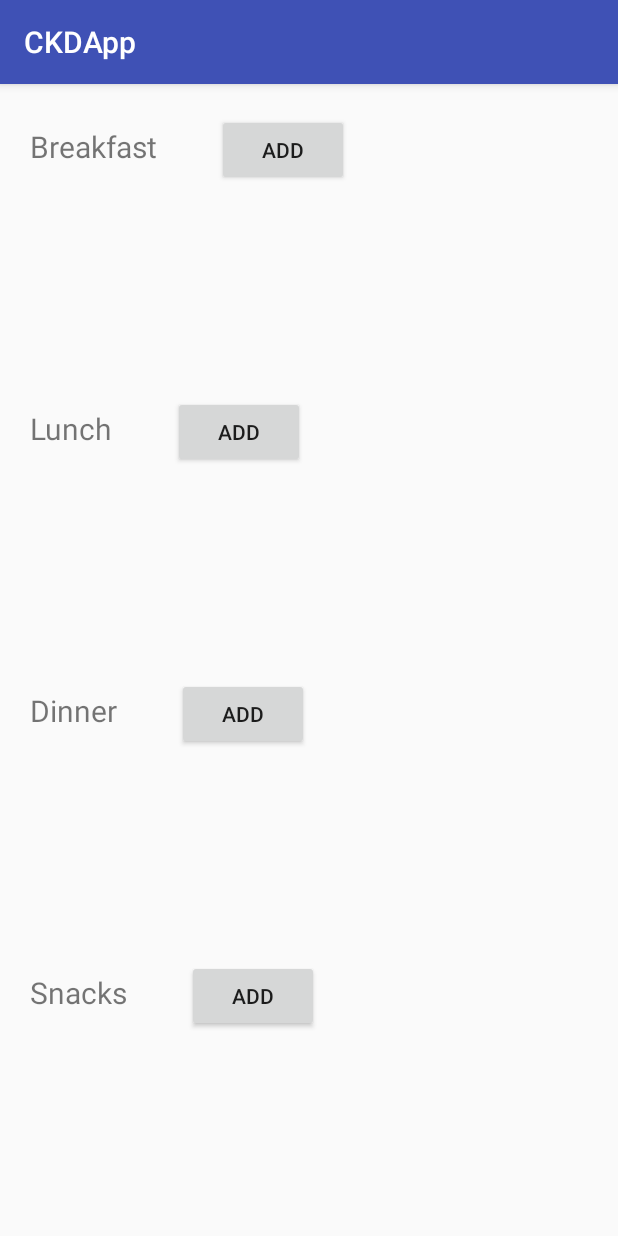
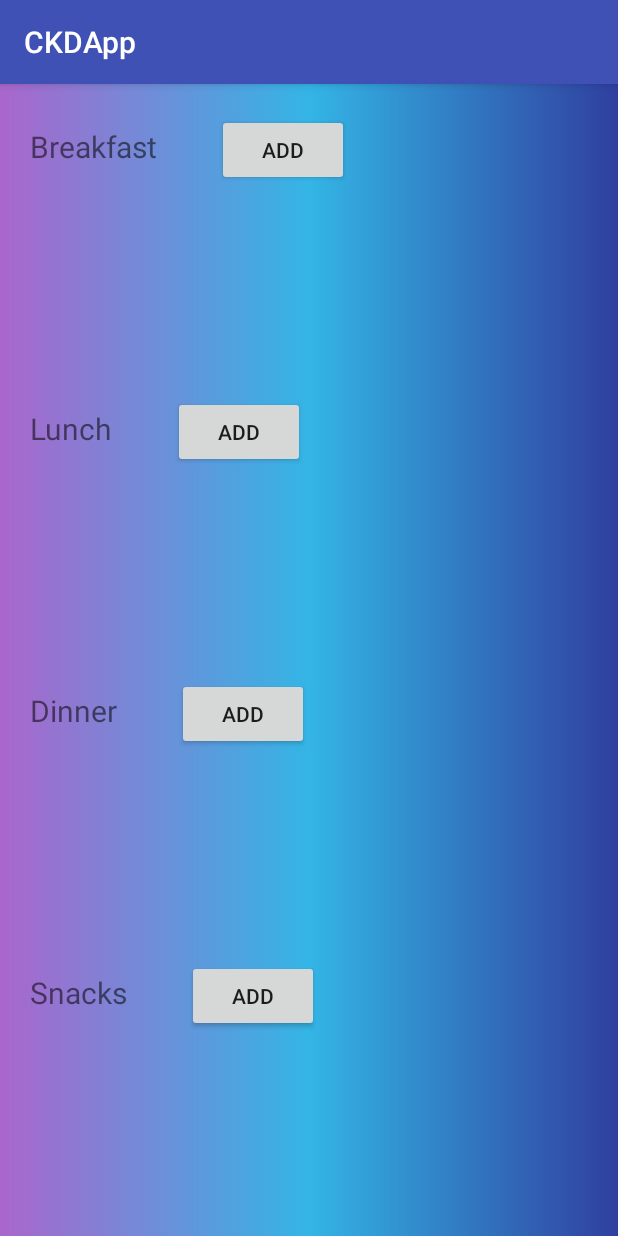
Before and after one commit to rav-singh/CKDApp, an Android app: the Diet screen opened directly, with no data from a screen before it, on a phone screen of 412 x 824 dp. Run offline under Robolectric (Android 15) with nearby library versions, the phone set to English and light mode, and no system bars; our stand-ins replace Firebase (no records; nobody signed in at launch, a user with empty details on screens opened directly).

Commit message:
Entire Diet Page is ScrollView with nestedScrollviews

```diff
--- a/app/src/main/res/layout/activity_diet.xml
+++ b/app/src/main/res/layout/activity_diet.xml
@@ -1,12 +1,15 @@
 <?xml version="1.0" encoding="utf-8"?>
-<LinearLayout
-    xmlns:app="http://schemas.android.com/apk/res-auto"
-    xmlns:tools="http://schemas.android.com/tools"
+<ScrollView
     xmlns:android="http://schemas.android.com/apk/res/android"
     android:layout_width="match_parent"
     android:layout_height="match_parent"
-    tools:context="CKD.Android.Diet"
-    android:orientation="vertical">
+    android:background="@drawable/main_background_gradient">
+
+<LinearLayout
+    android:layout_width="match_parent"
+    android:layout_height="wrap_content"
+    android:orientation="vertical"
+>
 
     <LinearLayout
         android:layout_width="match_parent"
@@ -29,12 +32,18 @@
 
     </LinearLayout>
 
-        <ListView
-            android:id="@+id/Diet_LV_Breakfast"
-            android:layout_width="match_parent"
-            android:layout_height="100dp"
-            android:clickable="false">
-        </ListView>
+    <android.support.v4.widget.NestedScrollView
+        android:layout_width="wrap_content"
+        android:layout_height="100dp">
+
+         <LinearLayout
+             android:id="@+id/Diet_LL_Breakfast"
+             android:layout_width="match_parent"
+             android:layout_height="wrap_content"
+             android:orientation="vertical">
+
+         </LinearLayout>
+    </android.support.v4.widget.NestedScrollView>
 
     <LinearLayout
         android:layout_width="match_parent"
@@ -56,12 +65,19 @@
             android:text="Add" />
     </LinearLayout>
 
-    <ListView
-        android:id="@+id/Diet_LV_Lunch"
-        android:layout_width="match_parent"
-        android:layout_height="100dp"
-        android:clickable="false">
-    </ListView>
+    <android.support.v4.widget.NestedScrollView
+        android:layout_width="wrap_content"
+        android:layout_height="100dp">
+
+        <LinearLayout
+            android:id="@+id/Diet_LL_Lunch"
+            android:layout_width="match_parent"
+            android:layout_height="wrap_content"
+            android:orientation="vertical">
+
+        </LinearLayout>
+    </android.support.v4.widget.NestedScrollView>
+
 
     <LinearLayout
         android:layout_width="match_parent"
@@ -83,12 +99,19 @@
             android:text="Add" />
     </LinearLayout>
 
-    <ListView
-        android:id="@+id/Diet_LV_Dinner"
-        android:layout_width="match_parent"
-        android:layout_height="100dp"
-        android:clickable="false">
-    </ListView>
+    <android.support.v4.widget.NestedScrollView
+        android:layout_width="wrap_content"
+        android:layout_height="100dp">
+
+        <LinearLayout
+            android:id="@+id/Diet_LL_Dinner"
+            android:layout_width="match_parent"
+            android:layout_height="wrap_content"
+            android:orientation="vertical">
+
+        </LinearLayout>
+    </android.support.v4.widget.NestedScrollView>
+
 
     <LinearLayout
         android:layout_width="match_parent"
@@ -110,12 +133,20 @@
             android:text="Add" />
     </LinearLayout>
 
-    <ListView
-        android:id="@+id/Diet_LV_Snacks"
-        android:layout_width="match_parent"
-        android:layout_height="100dp"
-        android:clickable="false">
-    </ListView>
+    <android.support.v4.widget.NestedScrollView
+        android:layout_width="wrap_content"
+        android:layout_height="100dp">
+
+        <LinearLayout
+            android:id="@+id/Diet_LL_Snacks"
+            android:layout_width="match_parent"
+            android:layout_height="wrap_content"
+            android:orientation="vertical">
+
+        </LinearLayout>
+    </android.support.v4.widget.NestedScrollView>
+
 
 
 </LinearLayout>
+</ScrollView>
```
